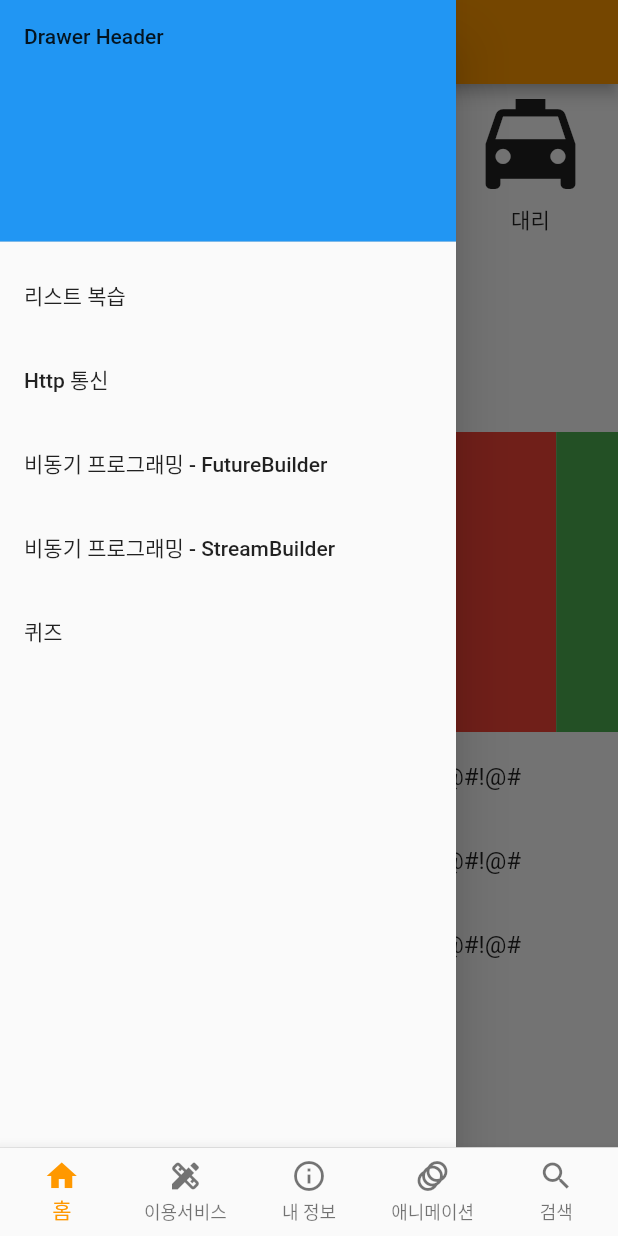
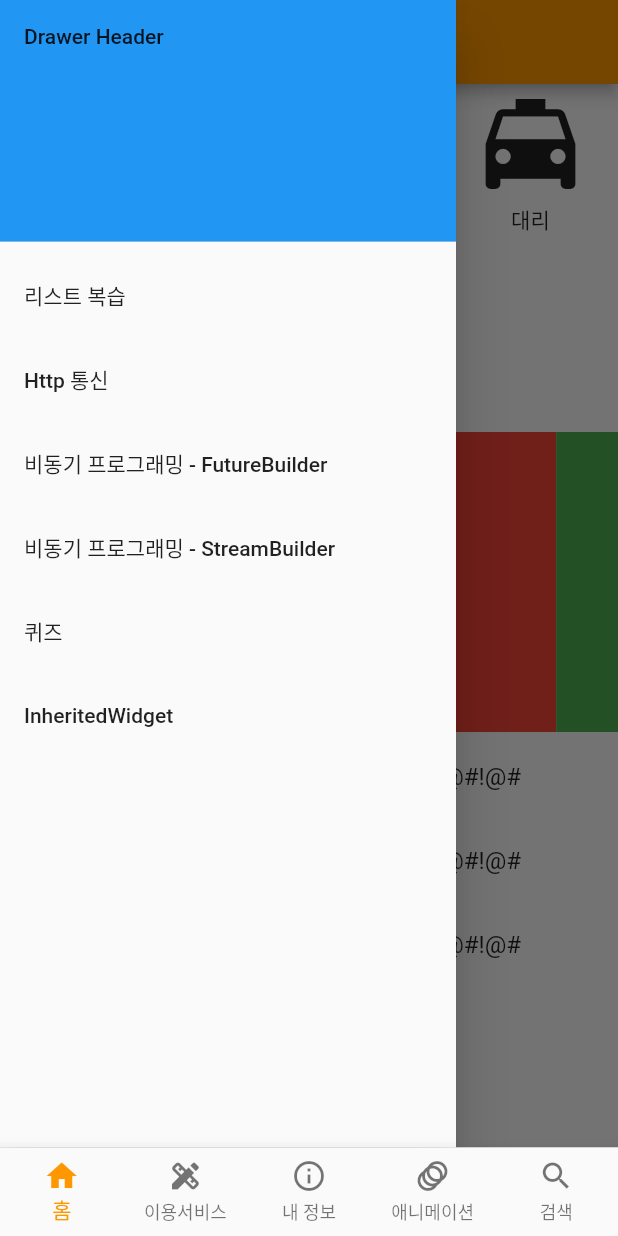
Before and after one commit to ssac-flutter/flutter-lecture, a Flutter app: the screen it shows after launch, with the side drawer open, on a phone screen of 412 x 824 dp. Run offline on Flutter 3.47's test engine with Material 2 defaults, Android fonts, the phone set to English and light mode, and no system bars; drawn by our look-alikes of carousel_slider.

Commit message:
InheritedWidget

```diff
--- a/lib/ui/first_page.dart
+++ b/lib/ui/first_page.dart
@@ -2,6 +2,8 @@ import 'package:carousel_slider/carousel_slider.dart';
 import 'package:flutter/material.dart';
 import 'package:flutter_app/ui/async_page.dart';
 import 'package:flutter_app/ui/http/http_page.dart';
+import 'package:flutter_app/ui/inherited_widget/counter_page.dart';
+import 'package:flutter_app/ui/inherited_widget/inherited_counter.dart';
 import 'package:flutter_app/ui/list_exam_page.dart';
 import 'package:flutter_app/ui/quiz_page.dart';
 import 'package:flutter_app/ui/stream_page.dart';
@@ -63,6 +65,15 @@ class FirstPage extends StatelessWidget {
                 Navigator.push(
                   context,
                   MaterialPageRoute(builder: (context) => QuizPage()),
+                );
+              },
+            ),
+            ListTile(
+              title: Text('InheritedWidget'),
+              onTap: () {
+                Navigator.push(
+                  context,
+                  MaterialPageRoute(builder: (context) => InheritedCounter(child: CounterPage())),
                 );
               },
             ),
--- /dev/null
+++ b/lib/ui/inherited_widget/inherited_counter.dart
@@ -0,0 +1,24 @@
+import 'package:flutter/material.dart';
+import 'package:flutter_app/stream/counter.dart';
+
+class InheritedCounter extends InheritedWidget {
+
+  int count = 0;
+
+  InheritedCounter({
+    Key key,
+    @required Widget child,
+  }) : assert(child != null),
+        super(key: key, child: child);
+
+
+  static InheritedCounter of(BuildContext context) {
+    return context.dependOnInheritedWidgetOfExactType<InheritedCounter>();
+  }
+
+  @override
+  bool updateShouldNotify(covariant InheritedCounter oldWidget) {
+    return count != oldWidget.count;
+  }
+
+}
```
Also changed, not shown: lib/ui/inherited_widget/counter_page.dart (added, +59 -0 lines).
